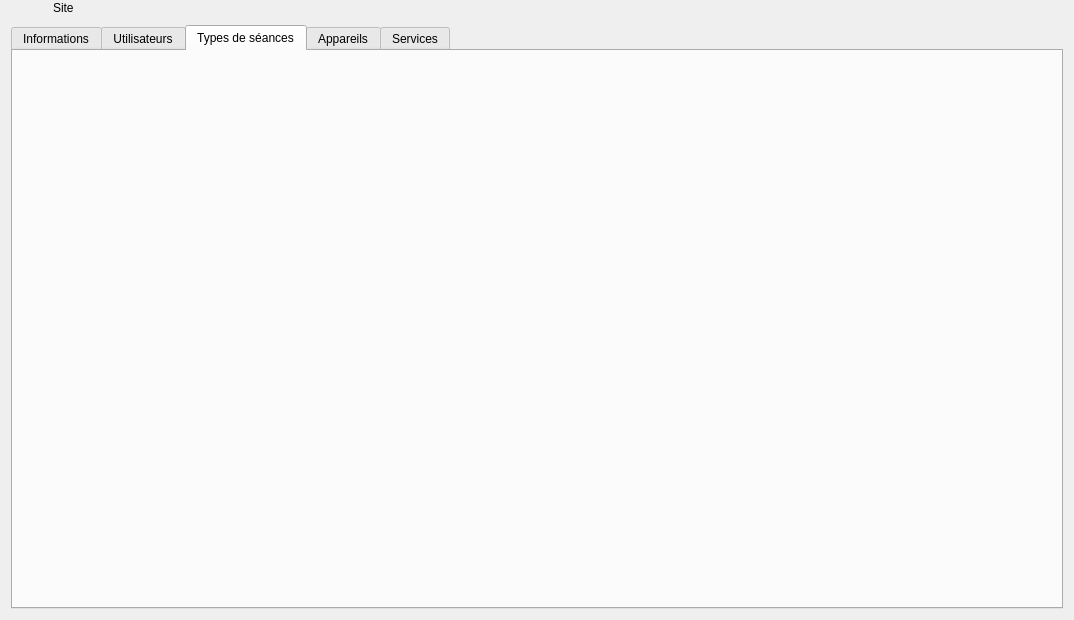
First picture: the form in client/src/editors/SiteWidget.ui, repository introlab/openteraplus, before the edit.
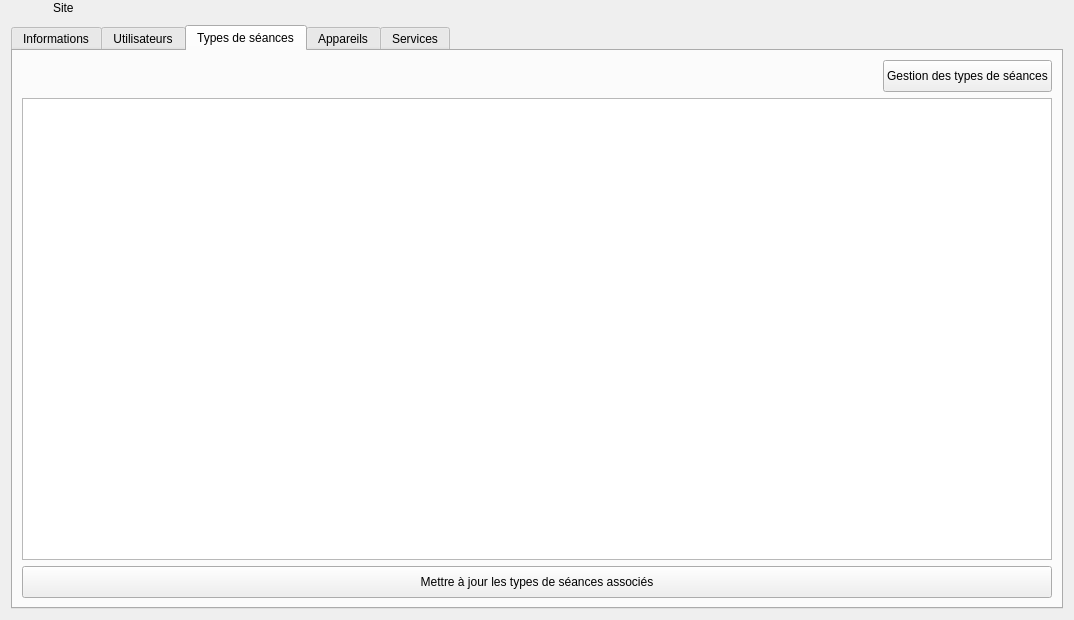
Second picture: the form after the edit. The open tabs and pages were chosen to show the change. Icons and pictures are not drawn. Custom widgets are drawn as their Qt base class.

Commit message: Refs #64. Working site-session type association and widgets.

Patch:
```diff
--- a/client/src/editors/SiteWidget.ui
+++ b/client/src/editors/SiteWidget.ui
@@ -855,7 +855,76 @@
       </attribute>
       <layout class="QVBoxLayout" name="verticalLayout_5">
        <item>
-        <widget class="QWidget" name="wdgSessionTypes" native="true"/>
+        <layout class="QHBoxLayout" name="horizontalLayout_6">
+         <item>
+          <spacer name="horizontalSpacer_3">
+           <property name="orientation">
+            <enum>Qt::Horizontal</enum>
+           </property>
+           <property name="sizeHint" stdset="0">
+            <size>
+             <width>40</width>
+             <height>20</height>
+            </size>
+           </property>
+          </spacer>
+         </item>
+         <item>
+          <widget class="QPushButton" name="btnEditSessionTypes">
+           <property name="minimumSize">
+            <size>
+             <width>0</width>
+             <height>32</height>
+            </size>
+           </property>
+           <property name="cursor">
+            <cursorShape>PointingHandCursor</cursorShape>
+           </property>
+           <property name="text">
+            <string>Gestion des types de séances</string>
+           </property>
+           <property name="icon">
+            <iconset resource="../../resources/TeraClient.qrc">
+             <normaloff>:/icons/session_type.png</normaloff>:/icons/session_type.png</iconset>
+           </property>
+           <property name="iconSize">
+            <size>
+             <width>24</width>
+             <height>24</height>
+            </size>
+           </property>
+          </widget>
+         </item>
+        </layout>
+       </item>
+       <item>
+        <widget class="QListWidget" name="lstSessionTypes"/>
+       </item>
+       <item>
+        <widget class="QPushButton" name="btnUpdateSessionTypes">
+         <property name="minimumSize">
+          <size>
+           <width>0</width>
+           <height>32</height>
+          </size>
+         </property>
+         <property name="cursor">
+          <cursorShape>PointingHandCursor</cursorShape>
+         </property>
+         <property name="text">
+          <string>Mettre à jour les types de séances associés</string>
+         </property>
+         <property name="icon">
+          <iconset resource="../../resources/TeraClient.qrc">
+           <normaloff>:/icons/save.png</normaloff>:/icons/save.png</iconset>
+         </property>
+         <property name="iconSize">
+          <size>
+           <width>24</width>
+           <height>24</height>
+          </size>
+         </property>
+        </widget>
        </item>
       </layout>
      </widget>
```
Left out of the diff: 8 changed lines with no effect on the pictures. The commit also changes 10 other files.
